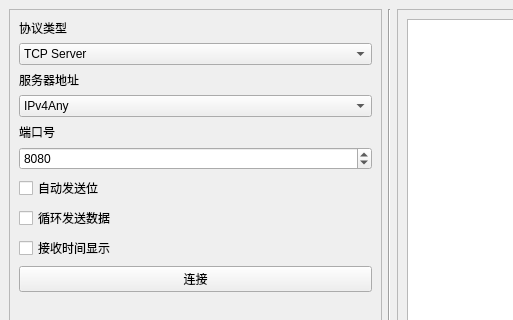
Qt form networkDebuggingAssistant/networkdebuggingassistant.ui (55200wq/networkdebuggingassistant) before a commit; both pictures show x 0 to 513 and y 0 to 320 of the 800 by 600 pixel window.
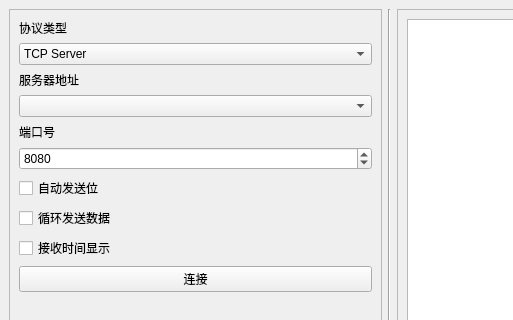
The same form after that commit.

Patch:
```diff
--- a/networkDebuggingAssistant/networkdebuggingassistant.ui
+++ b/networkDebuggingAssistant/networkdebuggingassistant.ui
@@ -256,13 +256,7 @@
         </widget>
        </item>
        <item row="4" column="0" colspan="2">
-        <widget class="QComboBox" name="cBx_hostAddr">
-         <item>
-          <property name="text">
-           <string>IPv4Any</string>
-          </property>
-         </item>
-        </widget>
+        <widget class="QComboBox" name="cBx_hostAddr"/>
        </item>
        <item row="6" column="0" colspan="2">
         <widget class="QSpinBox" name="sBx_port">
```
